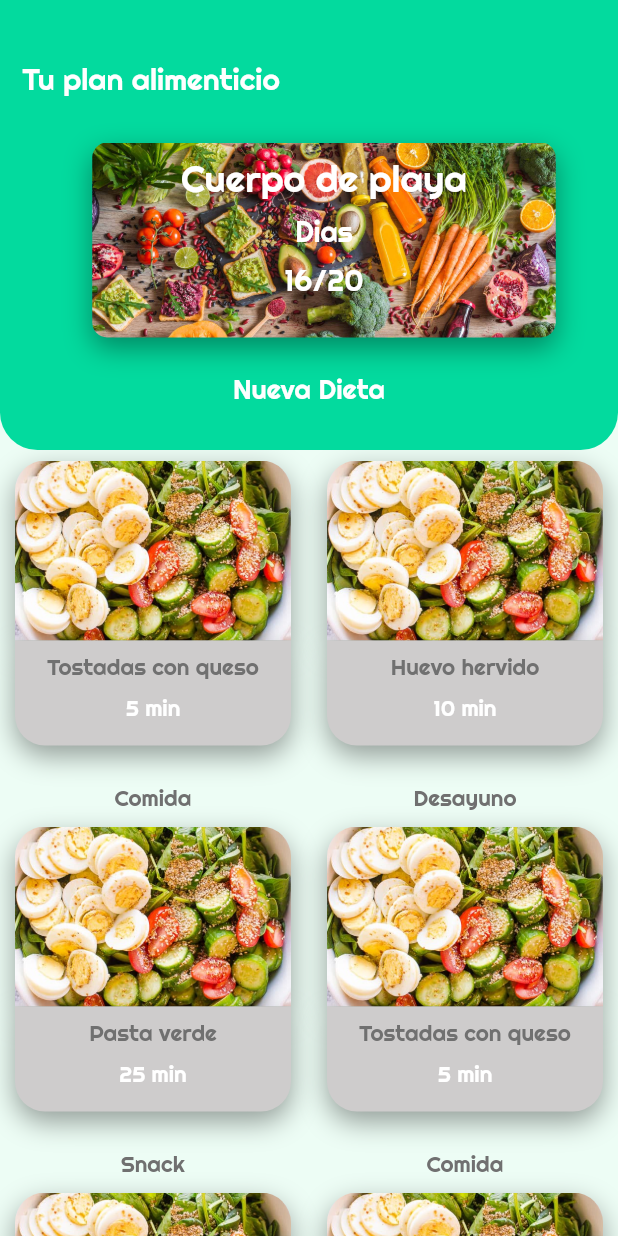
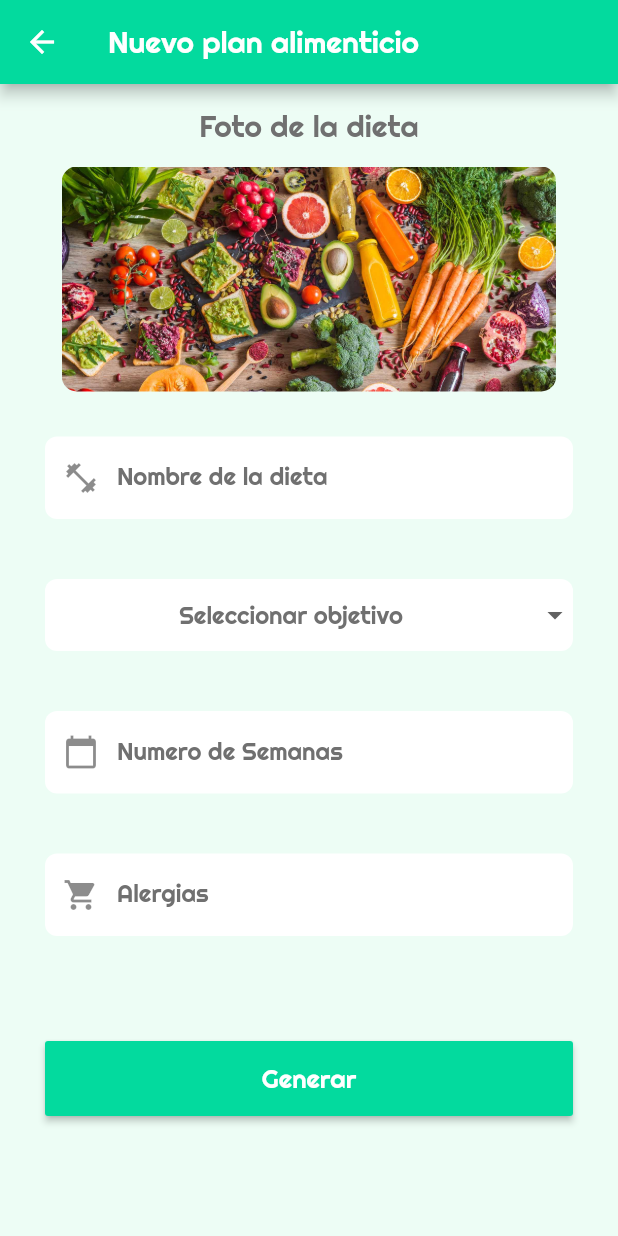
Before and after one commit to Memo28/Healthy-Life, a Flutter app: the MainDiet screen opened directly, after a tap on "Nueva Dieta", on a phone screen of 412 x 824 dp. Run offline on Flutter 3.47's test engine with Material 2 defaults, Android fonts, the phone set to English and light mode, and no system bars; our stand-ins replace flutter_markdown.

Commit message:
Add create diet screen

```diff
--- /dev/null
+++ b/healthy_life/lib/diet_page/create_diet.dart
@@ -0,0 +1,211 @@
+import 'package:flutter/material.dart';
+import 'main_diet.dart';
+
+class CreateDiet extends StatefulWidget{
+  @override
+  State<StatefulWidget> createState() {
+    // TODO: implement createState
+    return _CreateDiet();
+  }
+
+}
+
+class _CreateDiet extends State<CreateDiet>{
+  String _selected = 'Seleccionar objetivo';
+
+  @override
+  Widget build(BuildContext context) {
+
+    Future goToDiet(context) async {
+      Navigator.push(context, MaterialPageRoute(builder: (context) => MainDiet()));
+    }
+
+    final imageText = Container(
+      alignment: Alignment.center,
+      margin: EdgeInsets.only(top: 15, bottom: 15),
+      child: Text(
+        "Foto de la dieta",
+        style: TextStyle(
+            fontSize: 20,
+            fontFamily: "Righteous",
+            color: Theme.of(context).textSelectionColor
+        ),
+      ),
+    );
+
+    final imagePicker = InkWell(
+        onTap: (){
+          print('PK');
+        },
+        child: Container(
+          height: 150.0,
+          margin: EdgeInsets.only(left: MediaQuery.of(context).size.width  * 0.1, right: MediaQuery.of(context).size.width  * 0.1),
+          decoration: BoxDecoration(
+            image: DecorationImage(
+                image: AssetImage('assets/images/diet.jpg'),
+                fit: BoxFit.fitWidth
+            ),
+            borderRadius: BorderRadius.all(Radius.circular(10.0)),
+          ),
+        )
+    );
+
+    final inputWorkoutName = Container(
+      width: MediaQuery.of(context).size.width * 0.85,
+      alignment: Alignment.center,
+      margin: EdgeInsets.only(bottom: 10.0, top: 30 , left: 30, right: 30),
+      decoration: BoxDecoration(
+        color: Colors.white,
+        borderRadius: BorderRadius.circular(8.0),
+      ),
+      child: TextFormField(
+        decoration: InputDecoration(
+            border: InputBorder.none,
+            labelText: "Nombre de la dieta",
+            labelStyle: TextStyle(
+                fontFamily: "Righteous",
+                fontWeight: FontWeight.w100,
+                color: Theme.of(context).textSelectionColor
+            ),
+            prefixIcon: Icon(Icons.fitness_center),
+            contentPadding: EdgeInsets.only(top: 10, right: 20, bottom: 10)
+        ),
+      ),
+    );
+
+    final selectTarget = Container(
+        margin: EdgeInsets.only(bottom: 10.0, top: 30 , left: 30, right: 30),
+        child: Container(
+//        color: Colors.indigo,
+          decoration: BoxDecoration(
+              color: Colors.white,
+              borderRadius: BorderRadius.circular(8)
+          ),
+          child: DropdownButton(
+              underline: SizedBox(),
+              isExpanded: true, //Adding this property, does the magic
+              value: _selected,
+              disabledHint: Text("You can't select anything."),
+              items: ['Seleccionar objetivo','Bajar de peso', 'Ganar musculo']
+                  .map((value){
+                return DropdownMenuItem(
+                    value: value,
+                    child : Center(
+                      child: Text(
+                        value,
+                        style: TextStyle(
+                            fontFamily: "Righteous",
+                            color: Theme.of(context).textSelectionColor
+                        ),
+                      ),
+                    )
+                );
+              }).toList(),
+              onChanged: (value) {
+                setState(() {
+                  _selected = value;
+                });
+              }),
+        )
+    );
+
+    final inputNumberOfWeeks = Container(
+      width: MediaQuery.of(context).size.width * 0.85,
+      alignment: Alignment.center,
+      margin: EdgeInsets.only(bottom: 10.0, top: 30 , left: 30, right: 30),
+      decoration: BoxDecoration(
+        color: Colors.white,
+        borderRadius: BorderRadius.circular(8.0),
+      ),
+      child: TextFormField(
+        decoration: InputDecoration(
+            border: InputBorder.none,
+            labelText: "Numero de Semanas",
+            labelStyle: TextStyle(
+                fontFamily: "Righteous",
+                fontWeight: FontWeight.w100,
+                color: Theme.of(context).textSelectionColor
+            ),
+            prefixIcon: Icon(Icons.calendar_today),
+            contentPadding: EdgeInsets.only(top: 10, right: 20, bottom: 10)
+        ),
+      ),
+    );
+
+    final restrictions = Container(
+      width: MediaQuery.of(context).size.width * 0.85,
+      alignment: Alignment.center,
+      margin: EdgeInsets.only(bottom: 10.0, top: 30 , left: 30, right: 30),
+      decoration: BoxDecoration(
+        color: Colors.white,
+        borderRadius: BorderRadius.circular(8.0),
+      ),
+      child: TextFormField(
+        decoration: InputDecoration(
+            border: InputBorder.none,
+            labelText: "Alergias",
+            labelStyle: TextStyle(
+                fontFamily: "Righteous",
+                fontWeight: FontWeight.w100,
+                color: Theme.of(context).textSelectionColor
+            ),
+            prefixIcon: Icon(Icons.shopping_cart),
+            contentPadding: EdgeInsets.only(top: 10, right: 20, bottom: 10)
+        ),
+      ),
+    );
+
+
+    final submitButton = Container(
+        width: MediaQuery.of(context).size.width * 0.8,
+        height: 50,
+        margin: EdgeInsets.only(top: 60 , left: 30, right: 30, bottom: 20),
+        decoration: BoxDecoration(
+        ),
+        child: RaisedButton(
+          onPressed: (){
+//            goToDiet(context);
+          },
+          child: Text("Generar",
+            style: TextStyle(
+                fontFamily: "Righteous",
+                fontSize: 17
+            ),
+          ),
+          color: Theme.of(context).primaryColor,
+          textColor: Colors.white,
+        )
+    );
+
+
+
+    // TODO: implement build
+    return Scaffold(
+      backgroundColor: Theme.of(context).backgroundColor,
+      appBar: AppBar(
+        iconTheme: IconThemeData(
+            color: Colors.white
+        ),
+        title: Text(
+          "Nuevo plan alimenticio",
+          style: TextStyle(
+              color: Colors.white,
+              fontFamily: "Righteous"
+          ),
+        ),
+      ),
+      body: ListView(
+        children: <Widget>[
+          imageText,
+          imagePicker,
+          inputWorkoutName,
+          selectTarget,
+          inputNumberOfWeeks,
+          restrictions,
+          submitButton
+        ],
+      ),
+    );
+  }
+
+}
--- a/healthy_life/lib/diet_page/main_diet.dart
+++ b/healthy_life/lib/diet_page/main_diet.dart
@@ -1,6 +1,7 @@
 import 'package:flutter/material.dart';
 import 'diet_card.dart';
 import 'diet_list.dart';
+import 'create_diet.dart';
 
 class MainDiet extends StatefulWidget{
   @override
@@ -18,9 +19,9 @@ class _MainDiet extends State<MainDiet>{
 
     String title = "Tu plan alimenticio";
 
-//    Future goToCreateWorkout (context) async {
-//      Navigator.push(context, MaterialPageRoute(builder: (context) => CreateWorkout()));
-//    }
+    Future goToCreateDiet (context) async {
+      Navigator.push(context, MaterialPageRoute(builder: (context) => CreateDiet()));
+    }
 
     final gradient = Container(
         height: 300.0,
@@ -62,7 +63,7 @@ class _MainDiet extends State<MainDiet>{
                   margin: EdgeInsets.all(10),
                   child: FlatButton(
                     onPressed: (){
-//                      goToCreateWorkout(context);
+                      goToCreateDiet(context);
                     },
                     child: Padding(
                       padding: const EdgeInsets.all(8.0),
```
